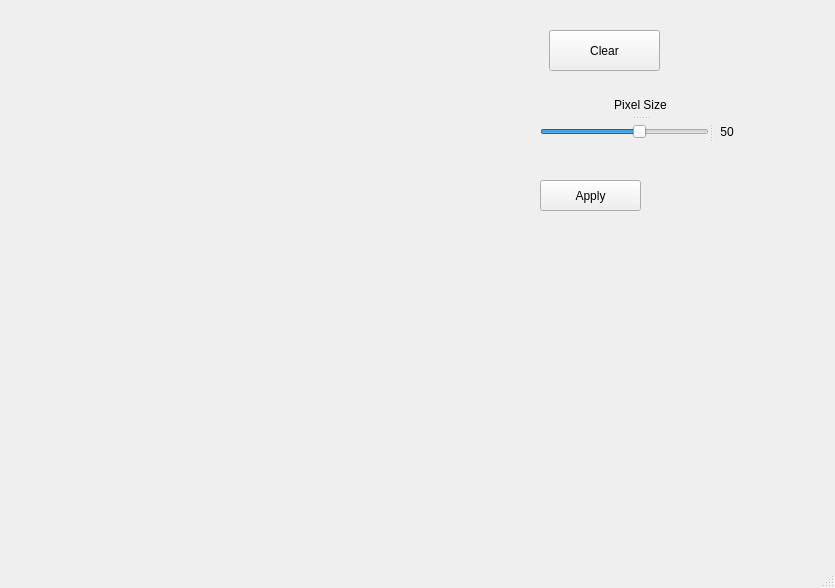
Old version of the form mainwindow.ui in the repository JeanNessen/MS_4.
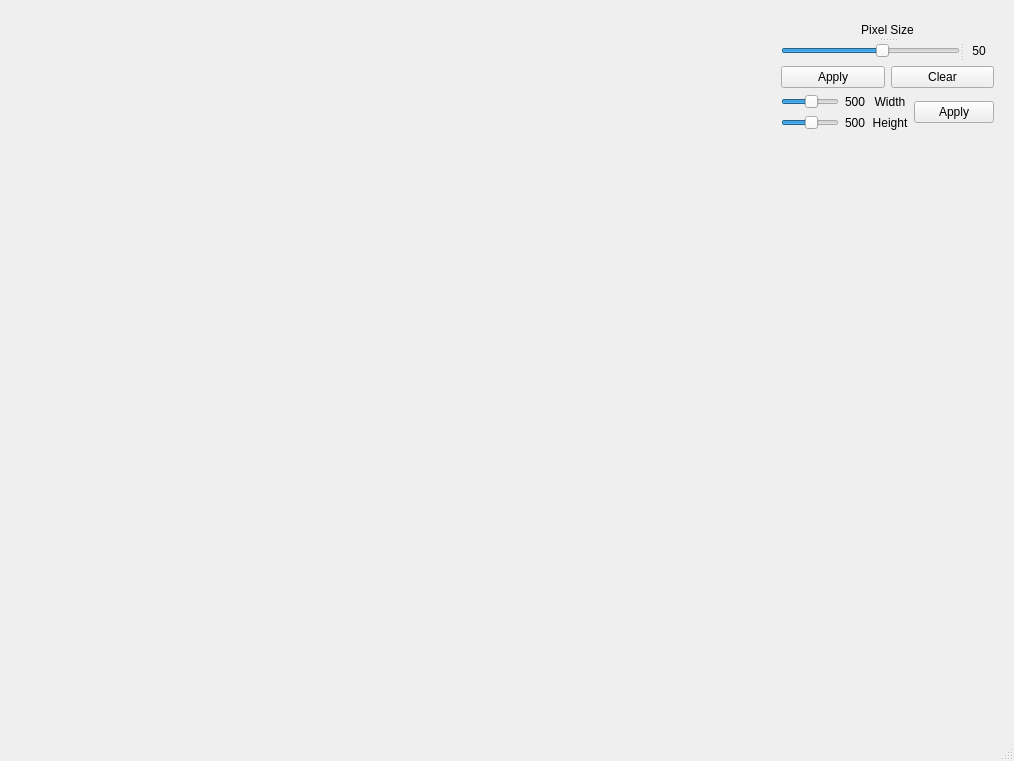
New version of the form.

What changed in the file:
```diff
--- a/mainwindow.ui
+++ b/mainwindow.ui
@@ -6,49 +6,28 @@
    <rect>
     <x>0</x>
     <y>0</y>
-    <width>835</width>
-    <height>588</height>
+    <width>1014</width>
+    <height>761</height>
    </rect>
   </property>
   <property name="windowTitle">
    <string>MainWindow</string>
   </property>
   <widget class="QWidget" name="centralWidget">
-   <widget class="QPushButton" name="clearButton">
+   <widget class="QWidget" name="">
     <property name="geometry">
      <rect>
-      <x>549</x>
-      <y>30</y>
-      <width>111</width>
-      <height>41</height>
+      <x>770</x>
+      <y>10</y>
+      <width>235</width>
+      <height>131</height>
      </rect>
     </property>
-    <property name="text">
-     <string>Clear</string>
-    </property>
-   </widget>
-   <widget class="QPushButton" name="pushButton_2">
-    <property name="geometry">
-     <rect>
-      <x>540</x>
-      <y>180</y>
-      <width>101</width>
-      <height>31</height>
-     </rect>
-    </property>
-    <property name="text">
-     <string>Apply</string>
-    </property>
-   </widget>
+    <layout class="QGridLayout" name="gridLayout_3">
+     <item row="0" column="0">
+      <layout class="QGridLayout" name="gridLayout_2">
+       <item row="0" column="0" colspan="2">
    <widget class="QSplitter" name="splitter_2">
-    <property name="geometry">
-     <rect>
-      <x>540</x>
-      <y>93</y>
-      <width>201</width>
-      <height>51</height>
-     </rect>
-    </property>
     <property name="orientation">
      <enum>Qt::Vertical</enum>
     </property>
@@ -66,7 +45,7 @@
      </property>
      <widget class="QSlider" name="pixelSlider">
       <property name="minimum">
-       <number>5</number>
+            <number>10</number>
       </property>
       <property name="maximum">
        <number>80</number>
@@ -88,6 +67,102 @@
      </widget>
     </widget>
    </widget>
+       </item>
+       <item row="1" column="0">
+        <widget class="QPushButton" name="pushButton_2">
+         <property name="text">
+          <string>Apply</string>
+         </property>
+        </widget>
+       </item>
+       <item row="1" column="1">
+        <widget class="QPushButton" name="clearButton">
+         <property name="text">
+          <string>Clear</string>
+         </property>
+        </widget>
+       </item>
+      </layout>
+     </item>
+     <item row="1" column="0">
+      <layout class="QGridLayout" name="gridLayout">
+       <item row="0" column="0">
+        <widget class="QSlider" name="Width_slider">
+         <property name="minimum">
+          <number>200</number>
+         </property>
+         <property name="maximum">
+          <number>750</number>
+         </property>
+         <property name="value">
+          <number>500</number>
+         </property>
+         <property name="orientation">
+          <enum>Qt::Horizontal</enum>
+         </property>
+        </widget>
+       </item>
+       <item row="0" column="1">
+        <widget class="QLabel" name="width_value_label">
+         <property name="text">
+          <string>500</string>
+         </property>
+        </widget>
+       </item>
+       <item row="0" column="2">
+        <widget class="QLabel" name="width_label">
+         <property name="text">
+          <string>Width</string>
+         </property>
+         <property name="alignment">
+          <set>Qt::AlignCenter</set>
+         </property>
+        </widget>
+       </item>
+       <item row="0" column="3" rowspan="2">
+        <widget class="QPushButton" name="apply_width_heigthbutton">
+         <property name="text">
+          <string>Apply</string>
+         </property>
+        </widget>
+       </item>
+       <item row="1" column="0">
+        <widget class="QSlider" name="height_slider">
+         <property name="minimum">
+          <number>200</number>
+         </property>
+         <property name="maximum">
+          <number>750</number>
+         </property>
+         <property name="value">
+          <number>500</number>
+         </property>
+         <property name="orientation">
+          <enum>Qt::Horizontal</enum>
+         </property>
+        </widget>
+       </item>
+       <item row="1" column="1">
+        <widget class="QLabel" name="height_value_label">
+         <property name="text">
+          <string>500</string>
+         </property>
+        </widget>
+       </item>
+       <item row="1" column="2">
+        <widget class="QLabel" name="height_label">
+         <property name="text">
+          <string>Height</string>
+         </property>
+         <property name="alignment">
+          <set>Qt::AlignCenter</set>
+         </property>
+        </widget>
+       </item>
+      </layout>
+     </item>
+    </layout>
+   </widget>
   </widget>
   <widget class="QMenuBar" name="menuBar">
    <property name="geometry">
```
Left out of the diff: 2 changed lines with no effect on the pictures. Lines whose indentation alone changed are shown as unchanged.
